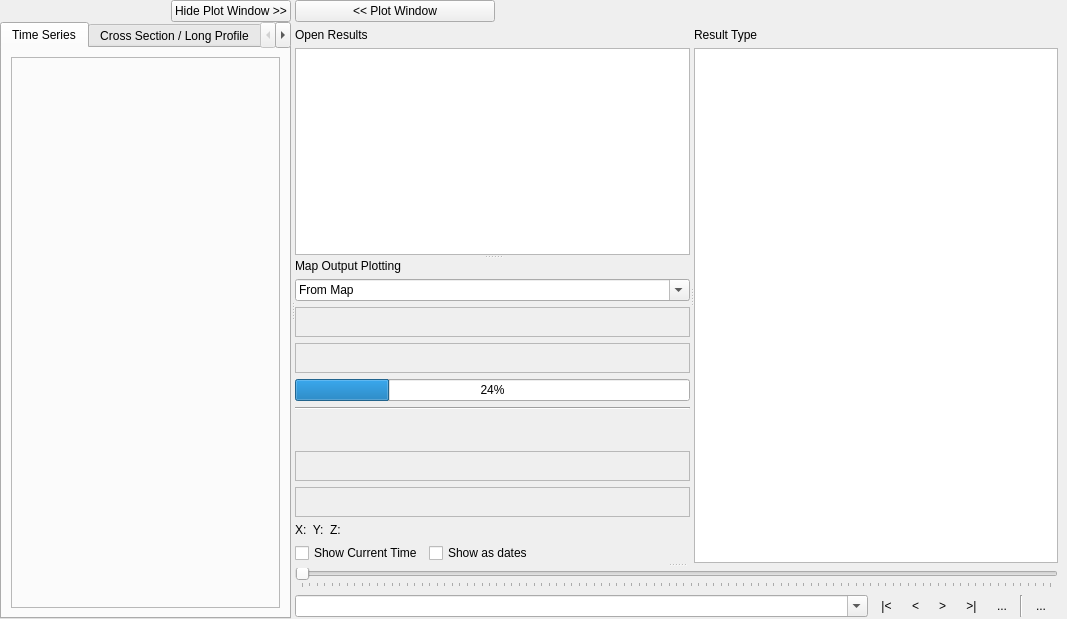
TUFLOW-Support/QGIS-TUFLOW-Plugin, file tuflow/forms/tuflow_plotting_dock.ui: the form before one commit.
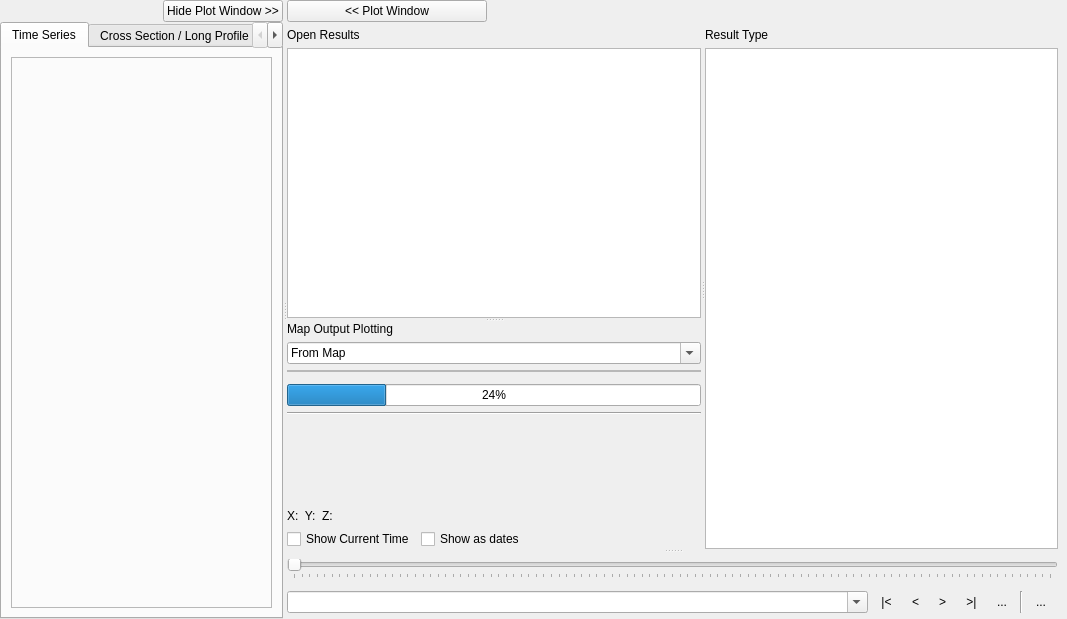
The form after the commit. Icons and pictures are not drawn. Custom widgets are drawn as their Qt base class.

What changed in the file:
```diff
--- a/tuflow/forms/tuflow_plotting_dock.ui
+++ b/tuflow/forms/tuflow_plotting_dock.ui
@@ -392,8 +392,8 @@
                          <widget class="QFrame" name="MapOutputPlotFrame">
                           <property name="minimumSize">
                            <size>
-                            <width>100</width>
-                            <height>30</height>
+                            <width>300</width>
+                            <height>0</height>
                            </size>
                           </property>
                           <property name="frameShape">
@@ -402,15 +402,31 @@
                           <property name="frameShadow">
                            <enum>QFrame::Raised</enum>
                           </property>
-                          <layout class="QHBoxLayout" name="horizontalLayout"/>
+                          <layout class="QHBoxLayout" name="horizontalLayout">
+                           <property name="spacing">
+                            <number>0</number>
+                           </property>
+                           <property name="leftMargin">
+                            <number>0</number>
+                           </property>
+                           <property name="topMargin">
+                            <number>0</number>
+                           </property>
+                           <property name="rightMargin">
+                            <number>0</number>
+                           </property>
+                           <property name="bottomMargin">
+                            <number>0</number>
+                           </property>
+                          </layout>
                          </widget>
                         </item>
                         <item>
                          <widget class="QFrame" name="Mesh3DToolbarFrame">
                           <property name="minimumSize">
                            <size>
-                            <width>100</width>
-                            <height>30</height>
+                            <width>300</width>
+                            <height>0</height>
                            </size>
                           </property>
                           <property name="frameShape">
@@ -455,8 +471,8 @@
                          <widget class="QFrame" name="ViewToolbarFrame">
                           <property name="minimumSize">
                            <size>
-                            <width>100</width>
-                            <height>30</height>
+                            <width>300</width>
+                            <height>0</height>
                            </size>
                           </property>
                           <property name="frameShape">
@@ -471,8 +487,8 @@
                          <widget class="QFrame" name="mplToolbarFrame">
                           <property name="minimumSize">
                            <size>
-                            <width>100</width>
-                            <height>30</height>
+                            <width>300</width>
+                            <height>0</height>
                            </size>
                           </property>
                           <property name="frameShape">
```
Left out of the diff: 18 changed lines with no effect on the pictures.
